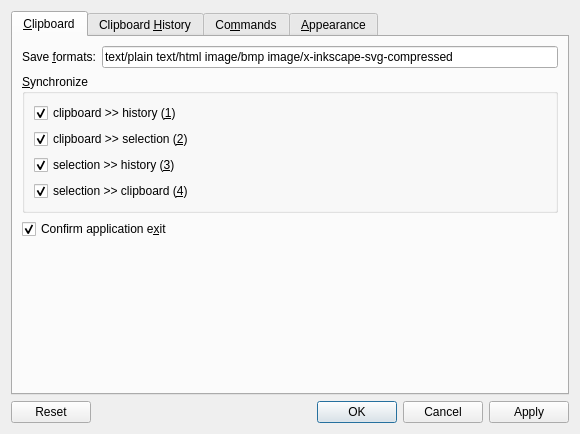
Qt form src/configurationmanager.ui (hluk/CopyQ) before a commit.
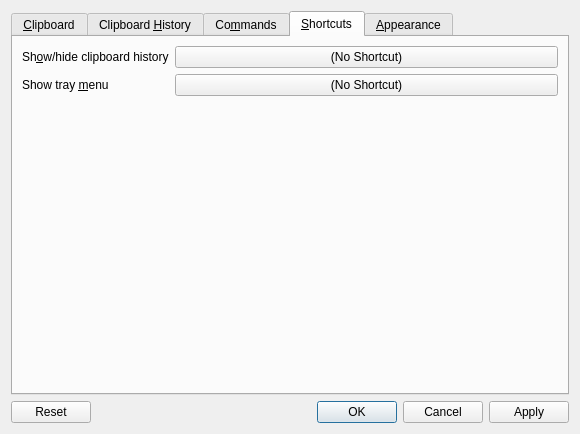
The same form after that commit. The open tabs and pages were chosen to show the change.

Commit message: global (system) shortcuts; impoved focusing

Diff of the .ui file:
```diff
--- a/src/configurationmanager.ui
+++ b/src/configurationmanager.ui
@@ -409,6 +409,58 @@
          </item>
         </layout>
        </widget>
+       <widget class="QWidget" name="tab_shortcuts">
+        <attribute name="title">
+         <string>&amp;Shortcuts</string>
+        </attribute>
+        <layout class="QGridLayout" name="gridLayout_9">
+         <item row="0" column="0">
+          <layout class="QVBoxLayout" name="verticalLayout_11">
+           <item>
+            <layout class="QFormLayout" name="formLayout">
+             <property name="fieldGrowthPolicy">
+              <enum>QFormLayout::AllNonFixedFieldsGrow</enum>
+             </property>
+             <item row="0" column="0">
+              <widget class="QLabel" name="label">
+               <property name="text">
+                <string>Sh&amp;ow/hide clipboard history</string>
+               </property>
+               <property name="buddy">
+                <cstring>pushButton</cstring>
+               </property>
+              </widget>
+             </item>
+             <item row="0" column="1">
+              <widget class="QPushButton" name="pushButton">
+               <property name="text">
+                <string>(No Shortcut)</string>
+               </property>
+              </widget>
+             </item>
+             <item row="1" column="0">
+              <widget class="QLabel" name="label_2">
+               <property name="text">
+                <string>Show tray &amp;menu</string>
+               </property>
+               <property name="buddy">
+                <cstring>pushButton_2</cstring>
+               </property>
+              </widget>
+             </item>
+             <item row="1" column="1">
+              <widget class="QPushButton" name="pushButton_2">
+               <property name="text">
+                <string>(No Shortcut)</string>
+               </property>
+              </widget>
+             </item>
+            </layout>
+           </item>
+          </layout>
+         </item>
+        </layout>
+       </widget>
        <widget class="QWidget" name="tab_appearance">
         <attribute name="title">
          <string>&amp;Appearance</string>
```
The commit also changes 23 other files.
